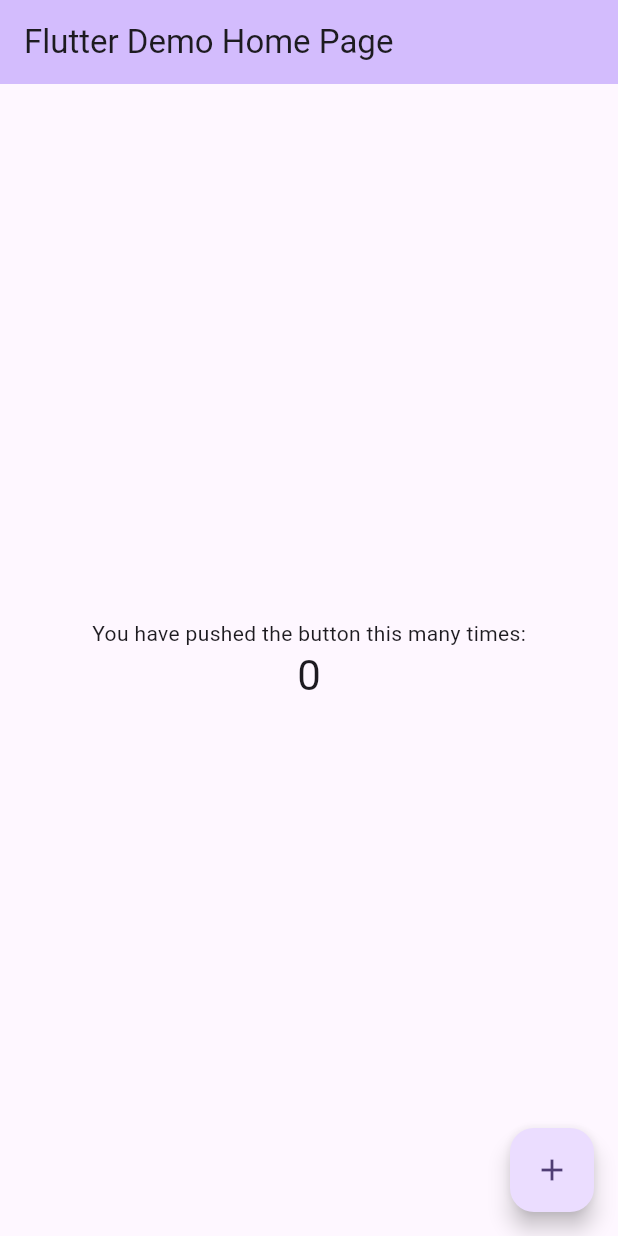
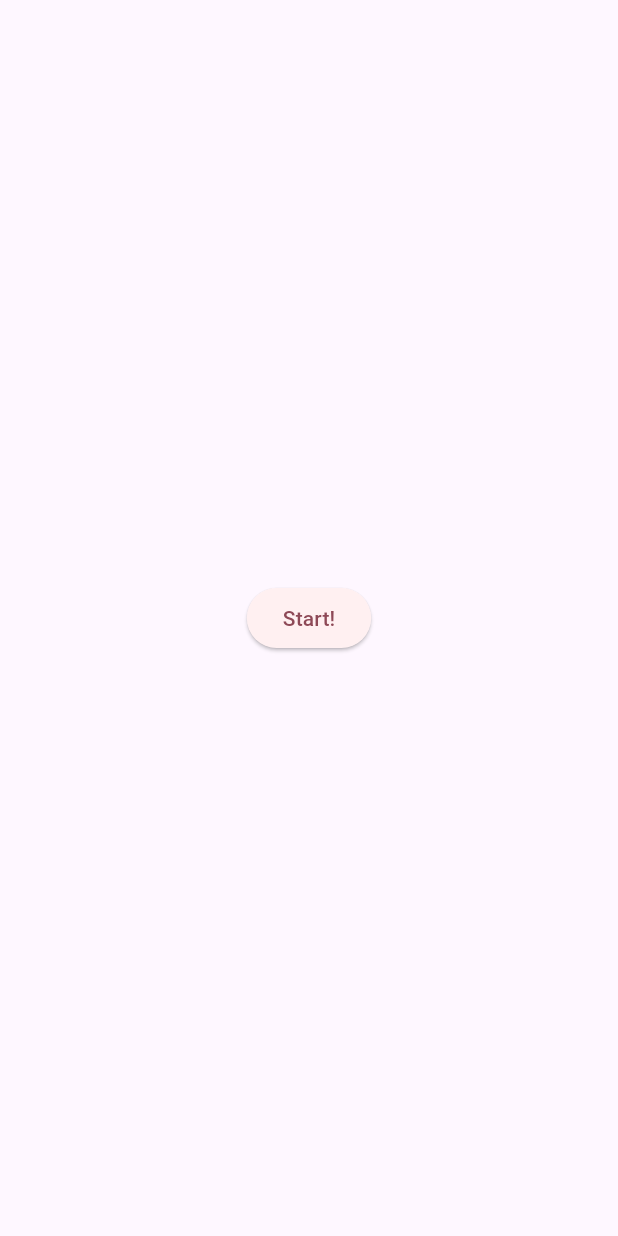
Before and after one commit to fauna-deep-rest/prototype, a Flutter app: the screen it shows after launch, on a phone screen of 412 x 824 dp. Run offline on Flutter 3.47's test engine with Material 3 defaults, Android fonts, the phone set to English and light mode, and no system bars; our stand-ins replace go_router.

Commit message:
basic structure

```diff
--- /dev/null
+++ b/devtools_options.yaml
@@ -0,0 +1,3 @@
+description: This file stores settings for Dart & Flutter DevTools.
+documentation: https://docs.flutter.dev/tools/devtools/extensions#configure-extension-enablement-states
+extensions:
--- a/lib/main.dart
+++ b/lib/main.dart
@@ -1,4 +1,7 @@
 import 'package:flutter/material.dart';
+import 'package:fauna_prototype/services/navigation.dart';
+import 'package:provider/provider.dart';
+
 
 void main() {
   runApp(const MyApp());
@@ -10,116 +13,21 @@
   // This widget is the root of your application.
   @override
   Widget build(BuildContext context) {
-    return MaterialApp(
-      title: 'Fauna test',
-      theme: ThemeData(
-        // This is the theme of your application.
-        //
-        // TRY THIS: Try running your application with "flutter run". You'll see
-        // the application has a purple toolbar. Then, without quitting the app,
-        // try changing the seedColor in the colorScheme below to Colors.green
-        // and then invoke "hot reload" (save your changes or press the "hot
-        // reload" button in a Flutter-supported IDE, or press "r" if you used
-        // the command line to start the app).
-        //
-        // Notice that the counter didn't reset back to zero; the application
-        // state is not lost during the reload. To reset the state, use hot
-        // restart instead.
-        //
-        // This works for code too, not just values: Most code changes can be
-        // tested with just a hot reload.
-        colorScheme: ColorScheme.fromSeed(seedColor: Colors.deepPurple),
-        useMaterial3: true,
+    return MultiProvider(
+      providers: [
+        Provider<NavigationService>(
+          create: (_) => NavigationService(),
+        ),
+      ],
+      child: MaterialApp.router(
+        theme: ThemeData.light().copyWith(
+          colorScheme: ColorScheme.fromSeed(
+            seedColor: Colors.pink,
+          ),
+        ),
+        routerConfig: routerConfig,
+        restorationScopeId: 'app',
       ),
-      home: const MyHomePage(title: 'Flutter Demo Home Page'),
     );
   }
 }
-
-class MyHomePage extends StatefulWidget {
-  const MyHomePage({super.key, required this.title});
-
-  // This widget is the home page of your application. It is stateful, meaning
-  // that it has a State object (defined below) that contains fields that affect
-  // how it looks.
-
-  // This class is the configuration for the state. It holds the values (in this
-  // case the title) provided by the parent (in this case the App widget) and
-  // used by the build method of the State. Fields in a Widget subclass are
-  // always marked "final".
-
-  final String title;
-
-  @override
-  State<MyHomePage> createState() => _MyHomePageState();
-}
-
-class _MyHomePageState extends State<MyHomePage> {
-  int _counter = 0;
-
-  void _incrementCounter() {
-    setState(() {
-      // This call to setState tells the Flutter framework that something has
-      // changed in this State, which causes it to rerun the build method below
-      // so that the display can reflect the updated values. If we changed
-      // _counter without calling setState(), then the build method would not be
-      // called again, and so nothing would appear to happen.
-      _counter++;
-    });
-  }
-
-  @override
-  Widget build(BuildContext context) {
-    // This method is rerun every time setState is called, for instance as done
-    // by the _incrementCounter method above.
-    //
-    // The Flutter framework has been optimized to make rerunning build methods
-    // fast, so that you can just rebuild anything that needs updating rather
-    // than having to individually change instances of widgets.
-    return Scaffold(
-      appBar: AppBar(
-        // TRY THIS: Try changing the color here to a specific color (to
-        // Colors.amber, perhaps?) and trigger a hot reload to see the AppBar
-        // change color while the other colors stay the same.
-        backgroundColor: Theme.of(context).colorScheme.inversePrimary,
-        // Here we take the value from the MyHomePage object that was created by
-        // the App.build method, and use it to set our appbar title.
-        title: Text(widget.title),
-      ),
-      body: Center(
-        // Center is a layout widget. It takes a single child and positions it
-        // in the middle of the parent.
-        child: Column(
-          // Column is also a layout widget. It takes a list of children and
-          // arranges them vertically. By default, it sizes itself to fit its
-          // children horizontally, and tries to be as tall as its parent.
-          //
-          // Column has various properties to control how it sizes itself and
-          // how it positions its children. Here we use mainAxisAlignment to
-          // center the children vertically; the main axis here is the vertical
-          // axis because Columns are vertical (the cross axis would be
-          // horizontal).
-          //
-          // TRY THIS: Invoke "debug painting" (choose the "Toggle Debug Paint"
-          // action in the IDE, or press "p" in the console), to see the
-          // wireframe for each widget.
-          mainAxisAlignment: MainAxisAlignment.center,
-          children: <Widget>[
-            const Text(
-              'You have pushed the button this many times:',
-            ),
-            Text(
-              '$_counter',
-              style: Theme.of(context).textTheme.headlineMedium,
-            ),
-          ],
-        ),
-      ),
-      floatingActionButton: FloatingActionButton(
-        onPressed: _incrementCounter,
-        tooltip: 'Increment',
-        child: const Icon(Icons.add),
-      ), // This trailing comma makes auto-formatting nicer for build methods.
-    );
-  }
-}
--- /dev/null
+++ b/lib/models/chat_message.dart
@@ -0,0 +1,6 @@
+class ChatMessage {
+  final String role;
+  final String text;
+
+  ChatMessage({required this.role, required this.text});
+}
--- /dev/null
+++ b/lib/services/navigation.dart
@@ -0,0 +1,52 @@
+import 'package:flutter/material.dart';
+import 'package:go_router/go_router.dart';
+
+import 'package:fauna_prototype/views/authPage.dart';
+import 'package:fauna_prototype/views/homePage.dart';
+import 'package:fauna_prototype/views/procPage.dart';
+import 'package:fauna_prototype/views/medPage.dart';
+
+final routerConfig = GoRouter(
+  routes: <RouteBase>[
+    GoRoute(
+      path: '/',
+      builder: (context, state) => const AuthPage(),
+    ),
+    GoRoute(
+      path: '/home',
+      builder: (context, state) => HomePage(),
+    ),
+    GoRoute(
+      path: '/meditation',
+      builder: (context, state) => MedPage(),
+    ),
+    GoRoute(
+      path: '/procrastination',
+      builder: (context, state) => ProcPage(),
+    ),
+  ],
+);
+
+class NavigationService {
+  late final GoRouter _router;
+
+  NavigationService() {
+    _router = routerConfig;
+  }
+
+  void goHome() {
+    _router.go('/home');
+  }
+
+  void goMeditation() {
+    _router.go('/meditation');
+  }
+
+  void goProcrastination() {
+    _router.go('/procrastination');
+  }
+
+  void pop(BuildContext context) {
+    _router.pop(context);
+  }
+}
--- /dev/null
+++ b/lib/viewmodels/agentVM.dart
@@ -0,0 +1,2 @@
+import 'dart:async';
+import 'package:flutter/material.dart';
--- /dev/null
+++ b/lib/views/authPage.dart
@@ -0,0 +1,22 @@
+import 'package:flutter/material.dart';
+import 'package:fauna_prototype/services/navigation.dart';
+import 'package:provider/provider.dart';
+
+
+class AuthPage extends StatelessWidget {
+  const AuthPage({super.key});
+
+  @override
+  Widget build(BuildContext context) {
+    return Scaffold(
+      body: Center(
+        child: ElevatedButton(
+          onPressed: () {
+            Provider.of<NavigationService>(context, listen: false).goHome();
+          },
+          child: const Text('Start!'),
+        ),
+      ),
+    );
+  }
+}
--- a/pubspec.yaml
+++ b/pubspec.yaml
@@ -35,6 +35,9 @@ dependencies:
   # The following adds the Cupertino Icons font to your application.
   # Use with the CupertinoIcons class for iOS style icons.
   cupertino_icons: ^1.0.6
+  go_router: ^14.2.3
+  provider: ^6.1.2
+  http: ^1.2.2
 
 dev_dependencies:
   flutter_test:
```
Also changed, not shown: lib/services/assistant.dart (added, +161 -0 lines), lib/views/homePage.dart (added, +70 -0 lines), lib/views/medPage.dart (added, +51 -0 lines), lib/views/procPage.dart (added, +51 -0 lines), pubspec.lock.
